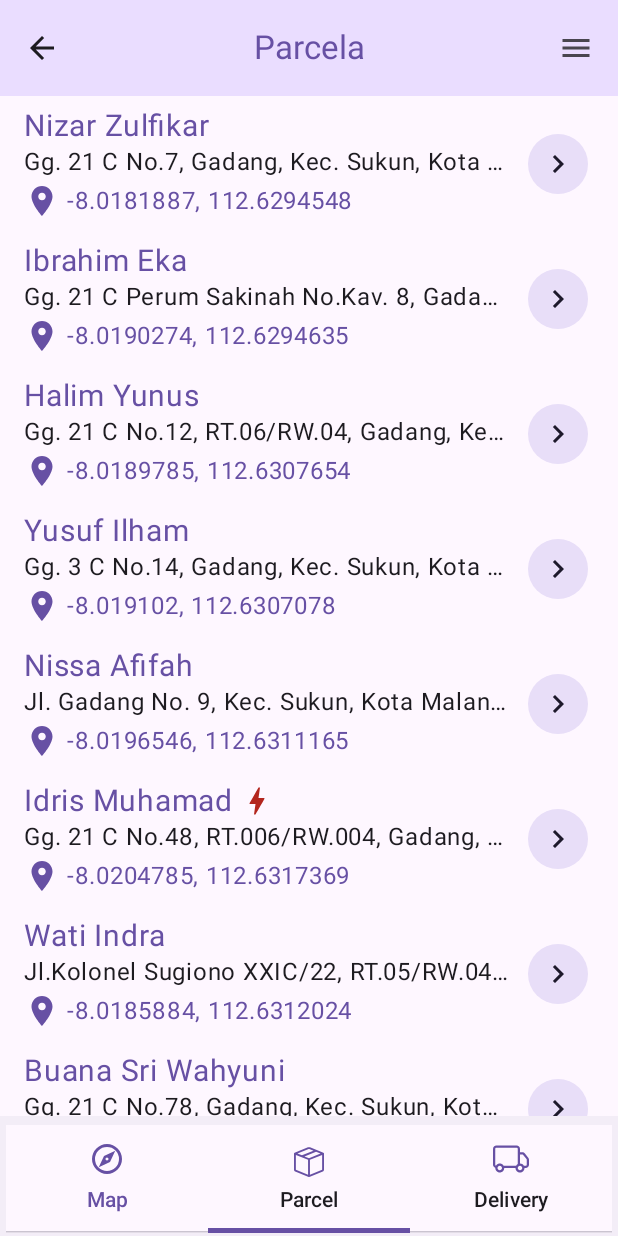
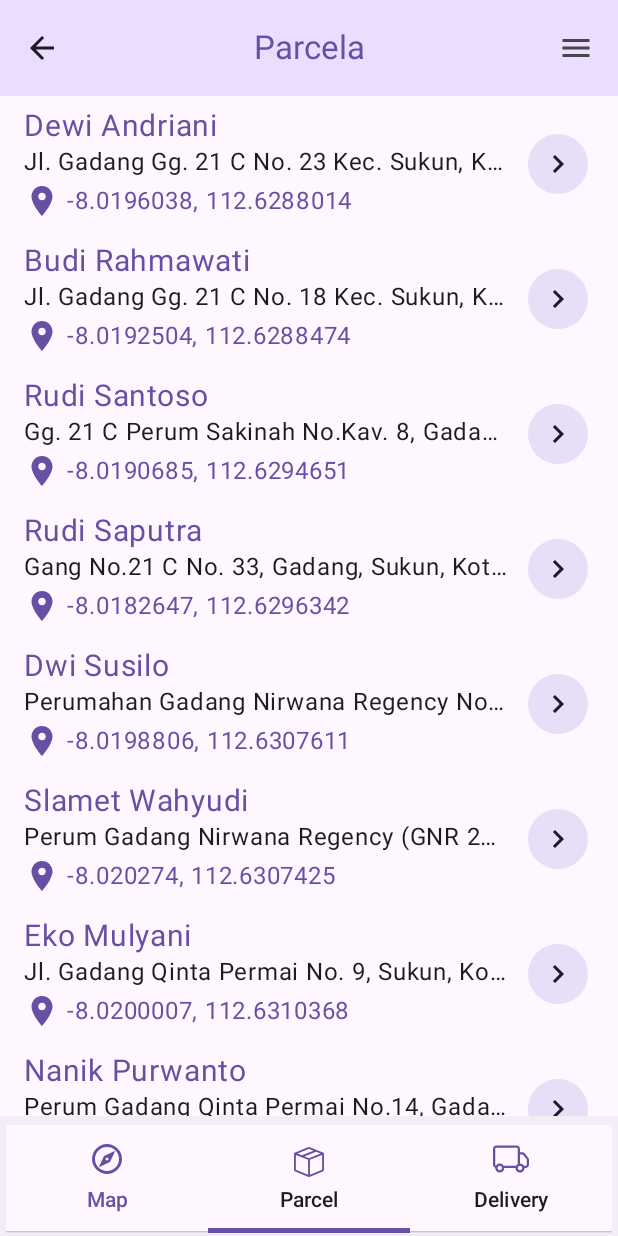
Before and after one commit to masters11-mgm/tsp-antcolony, an Android app built with Jetpack Compose: the screen it shows after launch (MainActivity), item 2 of the bottom bar chosen, on a phone screen of 412 x 824 dp. Run offline under Robolectric (Android 15) with nearby library versions, the phone set to English and light mode, and no system bars; our stand-ins replace Dagger/Hilt's generated code, Material 3 Expressive styles (plain Material 3 is drawn), Timber; 1 statement that could not run was skipped.

Commit message:
push - parcella-fix-route

```diff
--- a/app/src/main/java/ap/mobile/composablemap/ParcelRepository.kt
+++ b/app/src/main/java/ap/mobile/composablemap/ParcelRepository.kt
@@ -47,36 +47,56 @@ class ParcelRepository(context: Context) {
     routeGraph = RouteGraph(points)
     distanceCalculator = DistanceCalculator(routeGraph)
 
-    parcels.add(Parcel(1,lat=-8.0181887,lng=112.6294548,type="Regular",recipientName="Nizar Zulfikar",address="Gg. 21 C No.7, Gadang, Kec. Sukun, Kota Malang, Jawa Timur"))
-    parcels.add(Parcel(2,lat=-8.0190274,lng=112.6294635,type="Regular",recipientName="Ibrahim Eka",address="Gg. 21 C Perum Sakinah No.Kav. 8, Gadang, Kec. Sukun, Kota Malang, Jawa Timur"))
-    parcels.add(Parcel(3,lat=-8.0189785,lng=112.6307654,type="Regular",recipientName="Halim Yunus",address="Gg. 21 C No.12, RT.06/RW.04, Gadang, Kec. Sukun, Kota Malang, Jawa Timur"))
-    parcels.add(Parcel(4,lat=-8.019102,lng=112.6307078,type="Regular",recipientName="Yusuf Ilham",address="Gg. 3 C No.14, Gadang, Kec. Sukun, Kota Malang, Jawa Timur"))
-    parcels.add(Parcel(5,lat=-8.0196546,lng=112.6311165,type="Regular",recipientName="Nissa Afifah",address="Jl. Gadang No. 9, Kec. Sukun, Kota Malang, Jawa Timur"))
-    parcels.add(Parcel(6,lat=-8.0204785,lng=112.6317369,type="Priority",recipientName="Idris Muhamad",address="Gg. 21 C No.48, RT.006/RW.004, Gadang, Kec. Sukun, Kota Malang, Jawa Timur"))
-    parcels.add(Parcel(7,lat=-8.0185884,lng=112.6312024,type="Regular",recipientName="Wati Indra",address="Jl.Kolonel Sugiono XXIC/22, RT.05/RW.04, Gadang, Sukun, Kota Malang, Jawa Timur"))
-    parcels.add(Parcel(8,lat=-8.0184558,lng=112.6311879,type="Regular",recipientName="Buana Sri Wahyuni",address="Gg. 21 C No.78, Gadang, Kec. Sukun, Kota Malang, Jawa Timur"))
-    parcels.add(Parcel(9,lat=-8.0174645,lng=112.6296958,type="Regular",recipientName="Amin Adam",address="Gg. 21 B No.48, Gadang, Kec. Sukun, Kota Malang, Jawa Timur"))
-    parcels.add(Parcel(10,lat=-8.0173447,lng=112.6309199,type="Regular",recipientName="Sri Wahyuni Harun",address="Jl. Kolonel Sugiono Gg. 21 B No.28, RT.03/RW.04, Gadang, Kec. Sukun, Kota Malang, Jawa Timur"))
-    parcels.add(Parcel(11,lat=-8.0175556,lng=112.6312245,type="Regular",recipientName="Rizky Sultan",address="Gg. 21 B 54, Gadang, Kec. Sukun, Kota Malang, Jawa Timur"))
-    parcels.add(Parcel(12,lat=-8.0170451,lng=112.6294896,type="Priority",recipientName="Jamil Yusuf",address="Jl. Gadang Gg. 21 B No.12, Gadang, Kec. Sukun, Kota Malang, Jawa Timur"))
-    parcels.add(Parcel(13,lat=-8.016768,lng=112.6298428,type="Regular",recipientName="Jamilah Fikri",address="Gg. 21 A No.24, Gadang, Kec. Sukun, Kota Malang, Jawa Timur"))
-    parcels.add(Parcel(14,lat=-8.0162835,lng=112.629753,type="Regular",recipientName="Alya Batari",address="Gg. 21 A No.27, Gadang, Kec. Sukun, Kota Malang, Jawa Timur"))
-    parcels.add(Parcel(15,lat=-8.0158953,lng=112.6301291,type="Regular",recipientName="Yahya Fatimah",address="Gadang Gg. 19 No.12, Gadang, Kec. Sukun, Kota Malang, Jawa Timur"))
-    parcels.add(Parcel(16,lat=-8.0147974,lng=112.6301172,type="Regular",recipientName="Putra Faisal",address="Gg. 17 B No.60, Gadang, Kec. Sukun, Kota Malang, Jawa Timur"))
-    parcels.add(Parcel(17,lat=-8.0149939,lng=112.6304942,type="Priority",recipientName="Jamilah Akhmad",address="Gg. 17 B No.58, Gadang, Kec. Sukun, Kota Malang, Jawa Timur"))
-    parcels.add(Parcel(18,lat=-8.0141898,lng=112.6299291,type="Regular",recipientName="Imam Zulfikar",address="Jl. Raya Gadang Gg. 17 B No. 22, Gadang, Kec. Sukun, Kota Malang, Jawa Timur"))
-    parcels.add(Parcel(19,lat=-8.013848,lng=112.6297585,type="Regular",recipientName="Wati Joko",address="Gg. 17 A No.27, Gadang, Kec. Sukun, Kota Malang, Jawa Timur"))
-    parcels.add(Parcel(20,lat=-8.0138573,lng=112.6297996,type="Regular",recipientName="Rustam Faris",address="Gg. 17 A No.20, Gadang, Kec. Sukun, Kota Malang, Jawa Timur"))
-    parcels.add(Parcel(21,lat=-8.0138463,lng=112.6302928,type="Regular",recipientName="Jamilah Farida",address="Jl. Jupri Gg. 17 A No.23, Gadang, Kec. Sukun, Kota Malang, Jawa Timur"))
-    parcels.add(Parcel(22,lat=-8.0135588,lng=112.6303386,type="Regular",recipientName="Salma Rizki",address="Jl. Gadang XV 26-22, Gadang, Kec. Sukun, Kota Malang, Jawa Timur"))
-    parcels.add(Parcel(23,lat=-8.0130428,lng=112.6304577,type="Priority",recipientName="Indra Cinta",address="Jl. Gadang Gg. XV No.33, Gadang, Kec. Sukun, Kota Malang, Jawa Timur"))
-    parcels.add(Parcel(24,lat=-8.012694,lng=112.630062,type="Regular",recipientName="Sri Purnama",address="Agung Timur 4 Blok O No. 2 Kav. 18-19, Sunter Podomoro, North Jakarta"))
-    parcels.add(Parcel(25,lat=-8.0150544,lng=112.6300651,type="Regular",recipientName="Yuda Burhanuddin",address="Jl. Gadang Gg. XV No.34, Gadang, Kec. Sukun, Kota Malang, Jawa Timur"))
-    parcels.add(Parcel(26,lat=-8.0169949,lng=112.6284021,type="Regular",recipientName="Cahya Kusuma",address="Jl. Kolonel Sugiono Gadang Gg. 19 No.21 B, Gadang, Kec. Sukun, Kota Malang, Jawa Timur"))
-    parcels.add(Parcel(27,lat=-8.022149,lng=112.6287823,type="Priority",recipientName="Sitti Ruslan",address="Jl. Raya Gadang No.497, Gadang, Kec. Sukun, Kota Malang, Jawa Timur"))
-    parcels.add(Parcel(28,lat=-8.0225267,lng=112.6300509,type="Regular",recipientName="Fatimah Haris",address="Jl. Raya Gadang No.7A No.26, Gadang, Kec. Sukun, Kota Malang, Jawa Timur"))
-    parcels.add(Parcel(29,lat=-8.0228945,lng=112.6302376,type="Regular",recipientName="Kasih Said",address="Jl. Ps. Gadang, Gadang, Kec. Sukun, Kota Malang, Jawa Timur"))
-    parcels.add(Parcel(30,lat=-8.0233266,lng=112.6301127,type="Regular",recipientName="Sutrisno Malik",address="Jl. Ps. Induk Gadang 1-14, Gadang, Kec. Sukun, Kota Malang, Jawa Timur"))
+    parcels.add(Parcel(1,lat=-8.0196038,lng=112.6288014,type="Regular",recipientName="Dewi Andriani",address="Jl. Gadang Gg. 21 C No. 23 Kec. Sukun, Kota Malang, Jawa Timur"))
+    parcels.add(Parcel(2,lat=-8.0192504,lng=112.6288474,type="Regular",recipientName="Budi Rahmawati",address="Jl. Gadang Gg. 21 C No. 18 Kec. Sukun, Kota Malang, Jawa Timur"))
+    parcels.add(Parcel(3,lat=-8.0190685,lng=112.6294651,type="Regular",recipientName="Rudi Santoso",address="Gg. 21 C Perum Sakinah No.Kav. 8, Gadang, Kec. Sukun, Kota Malang, Jawa Timur"))
+    parcels.add(Parcel(4,lat=-8.0182647,lng=112.6296342,type="Regular",recipientName="Rudi Saputra",address="Gang No.21 C No. 33, Gadang, Sukun, Kota Malang, Jawa Timur"))
+    parcels.add(Parcel(5,lat=-8.0198806,lng=112.6307611,type="Regular",recipientName="Dwi Susilo",address="Perumahan Gadang Nirwana Regency No.24, Gadang, Kec. Sukun, Kota Malang, Jawa Timur"))
+    parcels.add(Parcel(6,lat=-8.020274,lng=112.6307425,type="Regular",recipientName="Slamet Wahyudi",address="Perum Gadang Nirwana Regency (GNR 20/31, RT.RW/RW.06/04, Gadang, Kec. Sukun, Kota Malang, Jawa Timur"))
+    parcels.add(Parcel(7,lat=-8.0200007,lng=112.6310368,type="Regular",recipientName="Eko Mulyani",address="Jl. Gadang Qinta Permai No. 9, Sukun, Kota Malang, Jawa Timur"))
+    parcels.add(Parcel(8,lat=-8.0203976,lng=112.6310182,type="Regular",recipientName="Nanik Purwanto",address="Perum Gadang Qinta Permai No.14, Gadang, Kec. Sukun, Kota Malang, Jawa Timur"))
+    parcels.add(Parcel(9,lat=-8.0197849,lng=112.6315809,type="Regular",recipientName="Ani Widyaningsih",address="Gg. 21 C No.65, Gadang, Kec. Sukun, Kota Malang, Jawa Timur"))
+    parcels.add(Parcel(10,lat=-8.019187,lng=112.6317432,type="Regular",recipientName="Budi Astuti",address="Gg. 21 C No.54, Gadang, Kec. Sukun, Kota Malang, Jawa Timur"))
+    parcels.add(Parcel(11,lat=-8.0190612,lng=112.6315382,type="Regular",recipientName="Teguh Susanti",address="Gg. 21 C No.48, Gadang, Kec. Sukun, Kota Malang, Jawa Timur"))
+    parcels.add(Parcel(12,lat=-8.0189712,lng=112.631328,type="Regular",recipientName="Wahyu Susanti",address="Gg. 21 C No.41, Gadang, Kec. Sukun, Kota Malang, Jawa Timur"))
+    parcels.add(Parcel(13,lat=-8.0183285,lng=112.6308323,type="Regular",recipientName="Sri Purwanto",address="Jl. Kolonel Sugiono Gg. 21 C, RT.4/RW5/RW.no 16, Gadang, Kec. Sukun, Kota Malang, Jawa Timur"))
+    parcels.add(Parcel(14,lat=-8.0182668,lng=112.6306142,type="Regular",recipientName="Yuli Haryanto",address="Gg. 21 C No. 4A RT05/RW04, Gadang, Kec. Sukun, Kota Malang, Jawa Timur "))
+    parcels.add(Parcel(15,lat=-8.0181727,lng=112.6303077,type="Regular",recipientName="Rini Santoso",address="Gg. 21 C No.11, RT.04/RW.04, Gadang, Kec. Sukun, Kota Malang, Jawa Timur"))
+    parcels.add(Parcel(16,lat=-8.0181196,lng=112.6301383,type="Regular",recipientName="Wahyu Andriani",address="Gg. 21 C No.13, RT.04/RW.04, Gadang, Kec. Sukun, Kota Malang, Jawa Timur"))
+    parcels.add(Parcel(17,lat=-8.0181072,lng=112.6301002,type="Regular",recipientName="Yuli Santoso",address="Gg. 21 C No.16, RT.04/RW.04, Gadang, Kec. Sukun, Kota Malang, Jawa Timur"))
+    parcels.add(Parcel(18,lat=-8.017995,lng=112.6297089,type="Regular",recipientName="Teguh Handayani",address="Gg. 21 C No.22, RT.04/RW.04, Gadang, Kec. Sukun, Kota Malang, Jawa Timur"))
+    parcels.add(Parcel(19,lat=-8.0175403,lng=112.6302043,type="Regular",recipientName="Lilis Prasetyo",address="Gg. 21 B No.62, Gadang, Kec. Sukun, Kota Malang, Jawa Timur"))
+    parcels.add(Parcel(20,lat=-8.0170653,lng=112.6295839,type="Regular",recipientName="Rina Sari",address="Jl. Gadang Gg. 21 B No.10, Gadang, Kec. Sukun, Kota Malang, Jawa Timur"))
+    parcels.add(Parcel(21,lat=-8.0170909,lng=112.6296967,type="Regular",recipientName="Siti Sari",address="Jl. Gadang Gg. 21 B No.16, Gadang, Kec. Sukun, Kota Malang, Jawa Timur"))
+    parcels.add(Parcel(22,lat=-8.0167552,lng=112.6299319,type="Regular",recipientName="Agus Prasetyo",address="Jl. Gadang Gg. 21 B No.37, Gadang, Kec. Sukun, Kota Malang, Jawa Timur"))
+    parcels.add(Parcel(23,lat=-8.0164261,lng=112.6290661,type="Regular",recipientName="Endang Santoso",address="Gg. 21 A No.11, Gadang, Kec. Sukun, Kota Malang, Jawa Timur"))
+    parcels.add(Parcel(24,lat=-8.0165448,lng=112.6295673,type="Regular",recipientName="Rina Astuti",address="Gg. 21 A No.43, Gadang, Kec. Sukun, Kota Malang, Jawa Timur"))
+    parcels.add(Parcel(25,lat=-8.0150459,lng=112.63052,type="Regular",recipientName="Dwi Handayani",address="Gg. 17 B No.61, Gadang, Kec. Sukun, Kota Malang, Jawa Timur"))
+    parcels.add(Parcel(26,lat=-8.0143899,lng=112.6307378,type="Regular",recipientName="Eko Rahmawati",address="Gg. 17 B No.66, Gadang, Kec. Sukun, Kota Malang, Jawa Timur"))
+    parcels.add(Parcel(27,lat=-8.0143665,lng=112.6306423,type="Regular",recipientName="Dwi Sari",address="Gadang Gg. 17 No.81, Gadang, Kec. Sukun, Kota Malang, Jawa Timur"))
+    parcels.add(Parcel(28,lat=-8.0142115,lng=112.6300184,type="Regular",recipientName="Heru Mulyani",address="Gg. 17 B 35, Gadang, Kec. Sukun, Kota Malang, Jawa Timur"))
+    parcels.add(Parcel(29,lat=-8.0142028,lng=112.6302335,type="Regular",recipientName="Yuli Setiawan",address="Gg. 17 B No.45, Gadang, Kec. Sukun, Kota Malang, Jawa Timur"))
+    parcels.add(Parcel(30,lat=-8.0138573,lng=112.6297996,type="Regular",recipientName="Wahyu Sari",address="Gg. 17 A No.20, Gadang, Kec. Sukun, Kota Malang, Jawa Timur"))
+    parcels.add(Parcel(31,lat=-8.0135458,lng=112.6307571,type="Regular",recipientName="Sri Wijaya",address="Jl. Gadang XV Gang Laos No.9, Gadang, Kec. Sukun, Kota Malang, Jawa Timur"))
+    parcels.add(Parcel(32,lat=-8.0135655,lng=112.6308488,type="Regular",recipientName="Teguh Rahmawati",address="Jl. Gadang Gg. XV No.5, Gadang, Kec. Sukun, Kota Malang, Jawa Timur"))
+    parcels.add(Parcel(33,lat=-8.0136213,lng=112.6310912,type="Regular",recipientName="Yuli Handayani",address="Jl. Gadang Gg. XV No.53 RT02/RW03, Gadang, Kec. Sukun, Kota Malang, Jawa Timur"))
+    parcels.add(Parcel(34,lat=-8.0136497,lng=112.6312169,type="Regular",recipientName="Rudi Andriani",address="Jl. Gadang Gg. XV No. 58, Gadang, Kec. Sukun, Kota Malang, Jawa Timur"))
+    parcels.add(Parcel(35,lat=-8.0136311,lng=112.631141,type="Regular",recipientName="Agus Santoso",address="Jl. Gadang Gg. XV No.55 RT02/RW03, Gadang, Kec. Sukun, Kota Malang, Jawa Timur"))
+    parcels.add(Parcel(36,lat=-8.013253,lng=112.6300171,type="Regular",recipientName="Heru Rahmawati",address="Jl. Gadang Gg. XV No.29, RT.08/RW.02, Gadang, Kec. Sukun, Kota Malang, Jawa Timur"))
+    parcels.add(Parcel(37,lat=-8.0130097,lng=112.6299802,type="Regular",recipientName="Budi Susilo",address="Jl. Gadang XV No.26, Gadang, Kec. Sukun, Kota Malang, Jawa Timur"))
+    parcels.add(Parcel(38,lat=-8.0129798,lng=112.6299108,type="Regular",recipientName="Slamet Susilo",address="Jl. Gadang XV No.33, Gadang, Kec. Sukun, Kota Malang, Jawa Timur"))
+    parcels.add(Parcel(39,lat=-8.0129244,lng=112.6297786,type="Regular",recipientName="Lilis Santoso",address="Jl. Gadang Gg. XV No. 36, RT.05/RW.04, Gadang, Kec. Sukun, Kota Malang, Jawa Timur"))
+    parcels.add(Parcel(40,lat=-8.0129574,lng=112.6298572,type="Regular",recipientName="Dewi Handayani",address="Jl. Gadang Gg. XV No.42, Gadang, Kec. Sukun, Kota Malang, Jawa Timur"))
+    parcels.add(Parcel(41,lat=-8.0129941,lng=112.6299455,type="Regular",recipientName="Ani Prasetyo",address="Jl. Gadang XV No.17, Gadang, Kec. Sukun, Kota Malang, Jawa Timur"))
+    parcels.add(Parcel(42,lat=-8.013057,lng=112.6311071,type="Regular",recipientName="Nanik Astuti",address="Jl. Gadang Gg. 15 Rt 01/03 no 15, Gadang, Kec. Sukun, Kota Malang, Jawa Timur"))
+    parcels.add(Parcel(43,lat=-8.0129816,lng=112.6307546,type="Regular",recipientName="Dwi Fauziah",address="Jl. Gadang Gg. XV No.39, RT.01/RW.03, Gadang, Kec. Sukun, Kota Malang, Jawa Timur"))
+    parcels.add(Parcel(44,lat=-8.0175085,lng=112.6296855,type="Regular",recipientName="Heru Andriani",address="Jl. Gadang Gg. 21 B No.49, Gadang, Kec. Sukun, Kota Malang, Jawa Timur"))
+    parcels.add(Parcel(45,lat=-8.021826,lng=112.6313448,type="Regular",recipientName="Rina Widyaningsih",address="Jl. Ps. Induk Gadang No.11, RW.05, Gadang, Kec. Sukun, Kota Malang, Jawa Timur"))
+    parcels.add(Parcel(46,lat=-8.02133,lng=112.6314315,type="Regular",recipientName="Yuli Sari",address="Jl. Ps. Induk Gadang No.22, RW.05, Gadang, Kec. Sukun, Kota Malang, Jawa Timur"))
+    parcels.add(Parcel(47,lat=-8.0227484,lng=112.6307595,type="Regular",recipientName="Rina Mulyani",address="Jl. Ps. Induk Gadang No.7, Gadang, Kec. Sukun, Kota Malang, Jawa Timur"))
+    parcels.add(Parcel(48,lat=-8.0233612,lng=112.6299637,type="Regular",recipientName="Endang Purwanto",address="Pasar Induk Gadang, Gadang, Kec. Sukun, Kota Malang, Jawa Timur"))
+    parcels.add(Parcel(49,lat=-8.0235648,lng=112.6307179,type="Regular",recipientName="Dewi Setiawan",address="Jl. Ps. Induk Gadang, Bumiayu, Kec. Sukun, Kota Malang, Jawa Timur"))
+    parcels.add(Parcel(50,lat=-8.0234378,lng=112.6302712,type="Regular",recipientName="Agus Wahyudi",address="Jl. Ps. Gadang, Gadang, Kec. Sukun, Kota Malang, Jawa Timur"))
 
   }
 
@@ -188,7 +208,7 @@ class ParcelRepository(context: Context) {
     return withContext(Dispatchers.IO) {
       val allParcelsForAlgorithm = listOf(startParcel) + parcels
       val opt: IOptimizer = if (optimizer.equals("ABC", ignoreCase = true)) {
-        BeeColony(allParcelsForAlgorithm, progress = progress, startAtParcel = parcel, distanceCalculator = distanceCalculator)
+        BeeColony(allParcelsForAlgorithm, progress = progress, startAtParcel = startParcel, distanceCalculator = distanceCalculator)
       } else {
         AntColony(allParcelsForAlgorithm, progress = progress, startAtParcel = startParcel, distanceCalculator = distanceCalculator)
       }
--- a/app/src/main/java/ap/mobile/composablemap/aco/Ant.kt
+++ b/app/src/main/java/ap/mobile/composablemap/aco/Ant.kt
@@ -96,6 +96,8 @@ class Ant(val parcels: List<Parcel>,
     }
     // Not in the cumulative sum range?
     // Returns the last item
+    if (nextParcelIds.isEmpty()) return null
     return nextParcelIds.last()
+
   }
 }
--- a/app/src/main/java/ap/mobile/composablemap/aco/AntColony.kt
+++ b/app/src/main/java/ap/mobile/composablemap/aco/AntColony.kt
@@ -60,7 +60,9 @@ class AntColony(
     val delivery = Delivery(
       parcels = bestPath?.getParcels() ?: emptyList(),
       distance = bestPath?.sugar?.times(110.574)?.toFloat() ?: 0.0f,
-      duration = bestPath?.getDuration() ?: 0.0f
+      duration = bestPath?.getDuration(distanceCalculator.routeGraph) ?: 0.0f
+
+
     )
     return delivery
   }
--- a/app/src/main/java/ap/mobile/composablemap/model/DeliveryUiState.kt
+++ b/app/src/main/java/ap/mobile/composablemap/model/DeliveryUiState.kt
@@ -4,6 +4,6 @@ data class DeliveryUiState(
   val isComputing: Boolean = false,
   val computingProgress: Float = 0f,
   val deliveryRoute: List<Parcel> = emptyList(),
-  val deliveryDuration: Float = 0f,
+  val deliveryDuration: Number = 0f,
   val deliveryDistance: Float = 0f
 )
--- a/app/src/main/java/ap/mobile/composablemap/model/DistanceCalculator.kt
+++ b/app/src/main/java/ap/mobile/composablemap/model/DistanceCalculator.kt
@@ -3,7 +3,7 @@ package ap.mobile.composablemap.model
 /**
  * Distance Calculator untuk ACO / ABC agar menggunakan peta RouteGraph
  */
-class DistanceCalculator(private val routeGraph: RouteGraph) {
+class DistanceCalculator(val routeGraph: RouteGraph) {
 
     /**
      * Hitung jarak terdekat dari node A ke node B.
--- a/app/src/main/java/ap/mobile/composablemap/model/ParcelState.kt
+++ b/app/src/main/java/ap/mobile/composablemap/model/ParcelState.kt
@@ -8,7 +8,7 @@ data class ParcelState(
     val isComputing: Boolean = false,
     val parcels: List<Parcel> = emptyList(),
     val deliveries: List<Parcel> = emptyList(),
-  val deliveryDuration: Float = 0.0f,
+    val deliveryDuration: Number = 0.0f,
     val deliveryDistance: Float = 0.0f,
     val deliveryRoute: List<LatLng> = emptyList(),
 )
--- a/app/src/main/java/ap/mobile/composablemap/ui/MapComposable.kt
+++ b/app/src/main/java/ap/mobile/composablemap/ui/MapComposable.kt
@@ -284,7 +284,7 @@ fun BottomSheet(
   parcel: Parcel,
   parcels: List<Parcel> = listOf<Parcel>(),
   deliveryDistance: Float = 0f,
-  deliveryDuration: Float = 0f,
+  deliveryDuration: Number = 0f,
   onDismiss: () -> Unit = {},
   onGetDeliveryRecommendation: (Parcel) -> Unit = {}
 ) {
```
Also changed, not shown: app/src/main/java/ap/mobile/composablemap/aco/AntColonyBackup.kt (deleted, +0 -85 lines), app/src/main/java/ap/mobile/composablemap/aco/Path.kt (+30 -4 lines), app/src/main/java/ap/mobile/composablemap/model/RouteGraph.kt (+44 -0 lines), app/src/main/java/ap/mobile/composablemap/optimizer/Delivery.kt (+4 -4 lines), app/src/main/java/ap/mobile/composablemap/ui/ParcelDeliveryComposable.kt (+12 -4 lines). Lines whose indentation alone changed are shown as unchanged.
